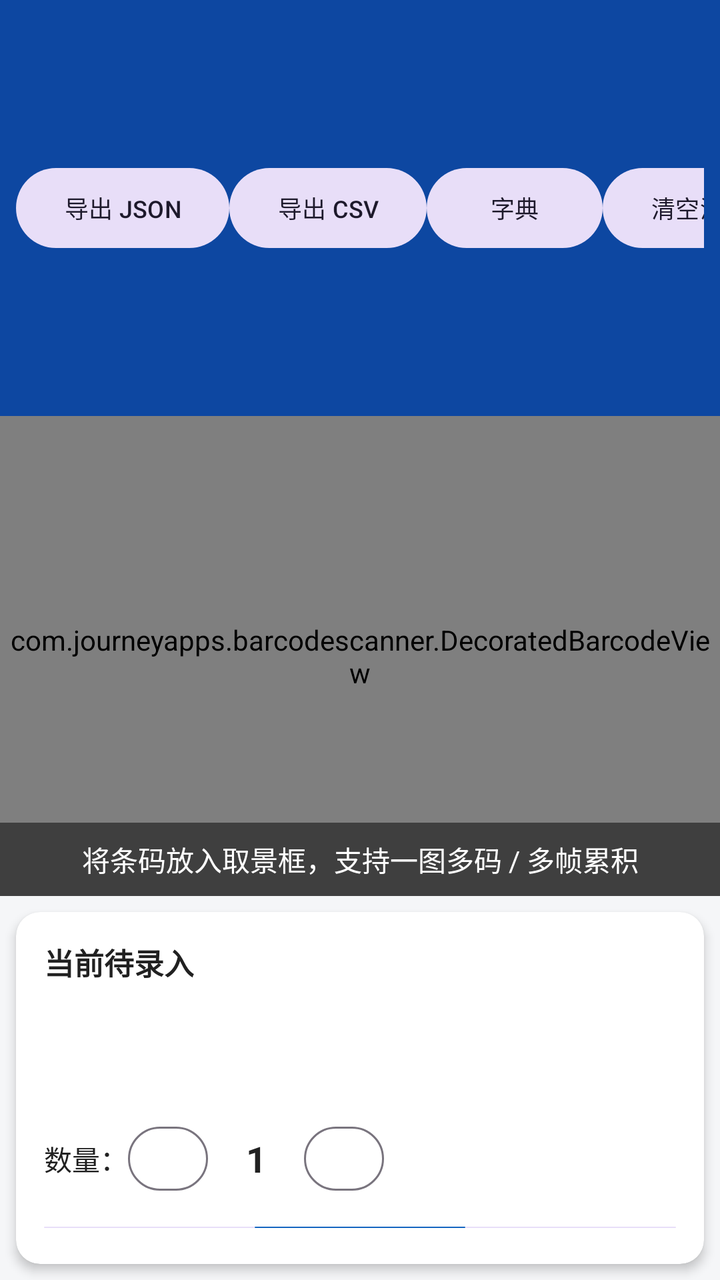
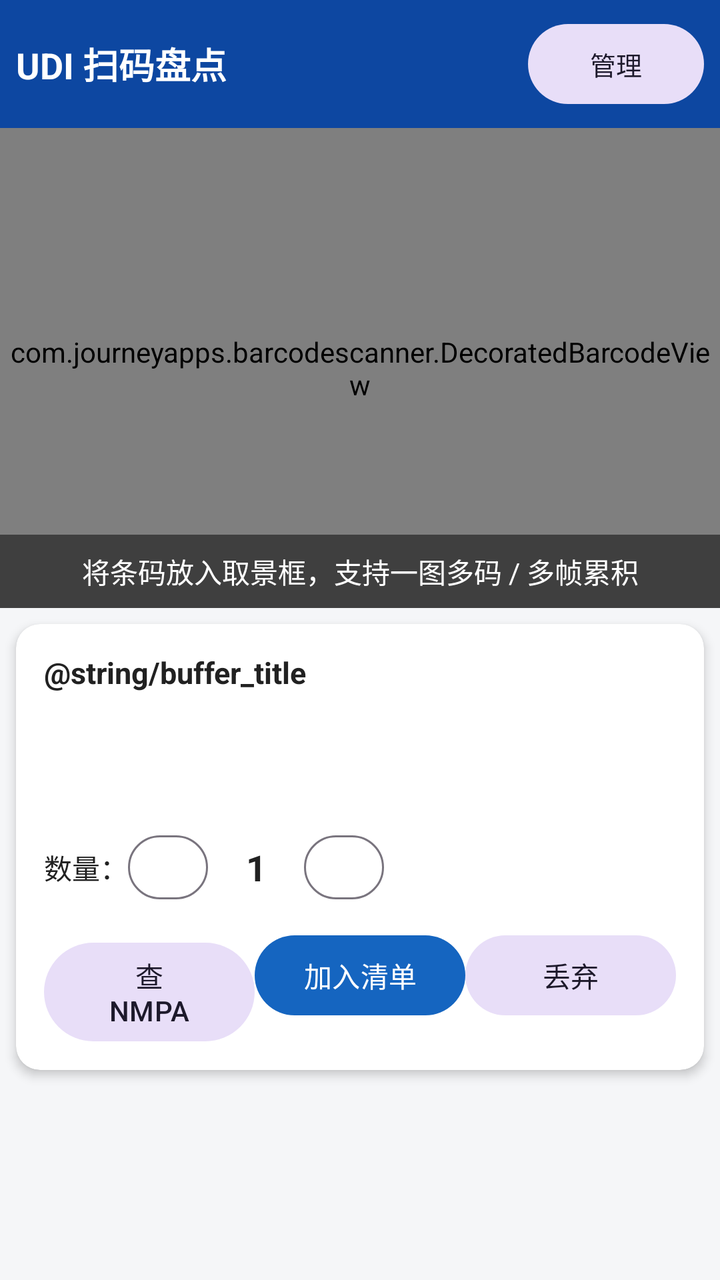

Compare the two renders of this Android layout. The source of the first and the diff that turns it into the second are given below.
<!-- AndroidManifest.xml: application theme Theme.UdiScan -->
<!-- res/layout/activity_main.xml -->
<?xml version="1.0" encoding="utf-8"?>
<LinearLayout xmlns:android="http://schemas.android.com/apk/res/android"
    xmlns:app="http://schemas.android.com/apk/res-auto"
    android:layout_width="match_parent"
    android:layout_height="match_parent"
    android:orientation="vertical"
    android:background="@color/bg">

    
    <LinearLayout
        android:layout_width="match_parent"
        android:layout_height="wrap_content"
        android:orientation="horizontal"
        android:padding="8dp"
        android:gravity="center_vertical"
        android:background="@color/primary_dark">

        <TextView
            android:layout_width="0dp"
            android:layout_height="wrap_content"
            android:layout_weight="1"
            android:text="@string/app_name"
            android:textColor="#ffffff"
            android:textSize="18sp"
            android:textStyle="bold" />

        <Button
            android:id="@+id/btn_export_json"
            style="@style/Widget.Material3.Button.TonalButton"
            android:layout_width="wrap_content"
            android:layout_height="wrap_content"
            android:text="@string/btn_export_json"
            android:textSize="12sp" />

        <Button
            android:id="@+id/btn_export_csv"
            style="@style/Widget.Material3.Button.TonalButton"
            android:layout_width="wrap_content"
            android:layout_height="wrap_content"
            android:text="@string/btn_export_csv"
            android:textSize="12sp" />

        <Button
            android:id="@+id/btn_dict"
            style="@style/Widget.Material3.Button.TonalButton"
            android:layout_width="wrap_content"
            android:layout_height="wrap_content"
            android:text="@string/btn_dict"
            android:textSize="12sp" />

        <Button
            android:id="@+id/btn_clear"
            style="@style/Widget.Material3.Button.TonalButton"
            android:layout_width="wrap_content"
            android:layout_height="wrap_content"
            android:text="@string/btn_clear"
            android:textSize="12sp" />
    </LinearLayout>

    
    <FrameLayout
        android:layout_width="match_parent"
        android:layout_height="240dp">

        <com.journeyapps.barcodescanner.DecoratedBarcodeView
            android:id="@+id/barcode_scanner"
            android:layout_width="match_parent"
            android:layout_height="match_parent" />

        <TextView
            android:layout_width="match_parent"
            android:layout_height="wrap_content"
            android:layout_gravity="bottom"
            android:background="#80000000"
            android:gravity="center"
            android:padding="8dp"
            android:text="@string/hint_scan"
            android:textColor="#ffffff" />

        
        <TextView
            android:id="@+id/scan_flash"
            android:layout_width="match_parent"
            android:layout_height="wrap_content"
            android:layout_gravity="top"
            android:gravity="center"
            android:padding="10dp"
            android:textColor="#ffffff"
            android:textSize="14sp"
            android:textStyle="bold"
            android:visibility="gone" />
    </FrameLayout>

    
    <androidx.cardview.widget.CardView
        android:layout_width="match_parent"
        android:layout_height="wrap_content"
        android:layout_margin="8dp"
        app:cardCornerRadius="12dp"
        app:cardBackgroundColor="@color/card"
        app:cardElevation="3dp">

        <LinearLayout
            android:layout_width="match_parent"
            android:layout_height="wrap_content"
            android:orientation="vertical"
            android:padding="14dp">

            <TextView
                android:layout_width="wrap_content"
                android:layout_height="wrap_content"
                android:text="@string/buffer_title"
                android:textStyle="bold"
                android:textSize="15sp"
                android:textColor="@color/text_main" />

            <TextView
                android:id="@+id/tv_buffer"
                android:layout_width="match_parent"
                android:layout_height="wrap_content"
                android:layout_marginTop="8dp"
                android:textColor="@color/text_main"
                android:textSize="14sp"
                android:fontFamily="monospace" />

            <TextView
                android:id="@+id/tv_product"
                android:layout_width="match_parent"
                android:layout_height="wrap_content"
                android:layout_marginTop="8dp"
                android:textColor="@color/primary"
                android:textStyle="bold"
                android:textSize="15sp" />

            <LinearLayout
                android:layout_width="match_parent"
                android:layout_height="wrap_content"
                android:orientation="horizontal"
                android:layout_marginTop="12dp"
                android:gravity="center_vertical">

                <TextView
                    android:layout_width="wrap_content"
                    android:layout_height="wrap_content"
                    android:text="数量："
                    android:textColor="@color/text_main" />

                <Button
                    android:id="@+id/btn_minus"
                    style="@style/Widget.Material3.Button.OutlinedButton"
                    android:layout_width="40dp"
                    android:layout_height="40dp"
                    android:text="-"
                    android:textSize="18sp" />

                <TextView
                    android:id="@+id/tv_qty"
                    android:layout_width="48dp"
                    android:layout_height="wrap_content"
                    android:gravity="center"
                    android:text="1"
                    android:textSize="18sp"
                    android:textStyle="bold"
                    android:textColor="@color/text_main" />

                <Button
                    android:id="@+id/btn_plus"
                    style="@style/Widget.Material3.Button.OutlinedButton"
                    android:layout_width="40dp"
                    android:layout_height="40dp"
                    android:text="+"
                    android:textSize="18sp" />

                <Space
                    android:layout_width="0dp"
                    android:layout_height="wrap_content"
                    android:layout_weight="1" />
            </LinearLayout>

            <LinearLayout
                android:layout_width="match_parent"
                android:layout_height="wrap_content"
                android:orientation="horizontal"
                android:layout_marginTop="10dp">

                <Button
                    android:id="@+id/btn_query"
                    style="@style/Widget.Material3.Button.TonalButton"
                    android:layout_width="0dp"
                    android:layout_height="wrap_content"
                    android:layout_weight="1"
                    android:text="@string/btn_query" />

                <Button
                    android:id="@+id/btn_add"
                    android:layout_width="0dp"
                    android:layout_height="wrap_content"
                    android:layout_weight="1"
                    android:text="@string/btn_add"
                    android:textColor="#ffffff"
                    app:backgroundTint="@color/primary" />

                <Button
                    android:id="@+id/btn_discard"
                    style="@style/Widget.Material3.Button.TonalButton"
                    android:layout_width="0dp"
                    android:layout_height="wrap_content"
                    android:layout_weight="1"
                    android:text="@string/btn_discard" />
            </LinearLayout>
        </LinearLayout>
    </androidx.cardview.widget.CardView>

    
    <androidx.recyclerview.widget.RecyclerView
        android:id="@+id/list_items"
        android:layout_width="match_parent"
        android:layout_height="0dp"
        android:layout_weight="1"
        android:padding="8dp" />

</LinearLayout>
<!-- resources referenced by this layout -->
<resources>
  <color name="bg">#F5F6F8</color>
  <color name="card">#FFFFFF</color>
  <color name="primary">#1565C0</color>
  <color name="primary_dark">#0D47A1</color>
  <color name="text_main">#212121</color>
  <string name="app_name">UDI 扫码盘点</string>
  <string name="btn_add">加入清单</string>
  <string name="btn_clear">清空清单</string>
  <string name="btn_dict">字典</string>
  <string name="btn_discard">丢弃</string>
  <string name="btn_export_csv">导出 CSV</string>
  <string name="btn_export_json">导出 JSON</string>
  <string name="btn_query">查 NMPA</string>
  <string name="buffer_title">当前待录入</string>
  <string name="hint_scan">将条码放入取景框，支持一图多码 / 多帧累积</string>
  <style name="Theme.UdiScan" parent="Theme.Material3.DayNight.NoActionBar">
          <item name="colorPrimary">@color/primary</item>
          <item name="colorPrimaryDark">@color/primary_dark</item>
          <item name="colorAccent">@color/accent</item>
          <item name="android:colorBackground">@color/bg</item>
          <item name="android:statusBarColor">@color/primary_dark</item>
      </style>
  <color name="accent">#FF6F00</color>
</resources>

<!-- the commit's change to res/layout/activity_main.xml (unified diff, before → after) -->
@@ -25,36 +25,12 @@
             android:textStyle="bold" />
 
         <Button
-            android:id="@+id/btn_export_json"
+            android:id="@+id/btn_manage"
             style="@style/Widget.Material3.Button.TonalButton"
             android:layout_width="wrap_content"
             android:layout_height="wrap_content"
-            android:text="@string/btn_export_json"
-            android:textSize="12sp" />
-
-        <Button
-            android:id="@+id/btn_export_csv"
-            style="@style/Widget.Material3.Button.TonalButton"
-            android:layout_width="wrap_content"
-            android:layout_height="wrap_content"
-            android:text="@string/btn_export_csv"
-            android:textSize="12sp" />
-
-        <Button
-            android:id="@+id/btn_dict"
-            style="@style/Widget.Material3.Button.TonalButton"
-            android:layout_width="wrap_content"
-            android:layout_height="wrap_content"
-            android:text="@string/btn_dict"
-            android:textSize="12sp" />
-
-        <Button
-            android:id="@+id/btn_clear"
-            style="@style/Widget.Material3.Button.TonalButton"
-            android:layout_width="wrap_content"
-            android:layout_height="wrap_content"
-            android:text="@string/btn_clear"
-            android:textSize="12sp" />
+            android:text="@string/manage_title"
+            android:textSize="13sp" />
     </LinearLayout>
 
     
<!-- resource entries referenced after the edit -->
@@ -7,14 +7,10 @@
   <color name="text_main">#212121</color>
   <string name="app_name">UDI 扫码盘点</string>
   <string name="btn_add">加入清单</string>
-  <string name="btn_clear">清空清单</string>
-  <string name="btn_dict">字典</string>
   <string name="btn_discard">丢弃</string>
-  <string name="btn_export_csv">导出 CSV</string>
-  <string name="btn_export_json">导出 JSON</string>
   <string name="btn_query">查 NMPA</string>
-  <string name="buffer_title">当前待录入</string>
   <string name="hint_scan">将条码放入取景框，支持一图多码 / 多帧累积</string>
+  <string name="manage_title">管理</string>
   <style name="Theme.UdiScan" parent="Theme.Material3.DayNight.NoActionBar">
           <item name="colorPrimary">@color/primary</item>
           <item name="colorPrimaryDark">@color/primary_dark</item>
